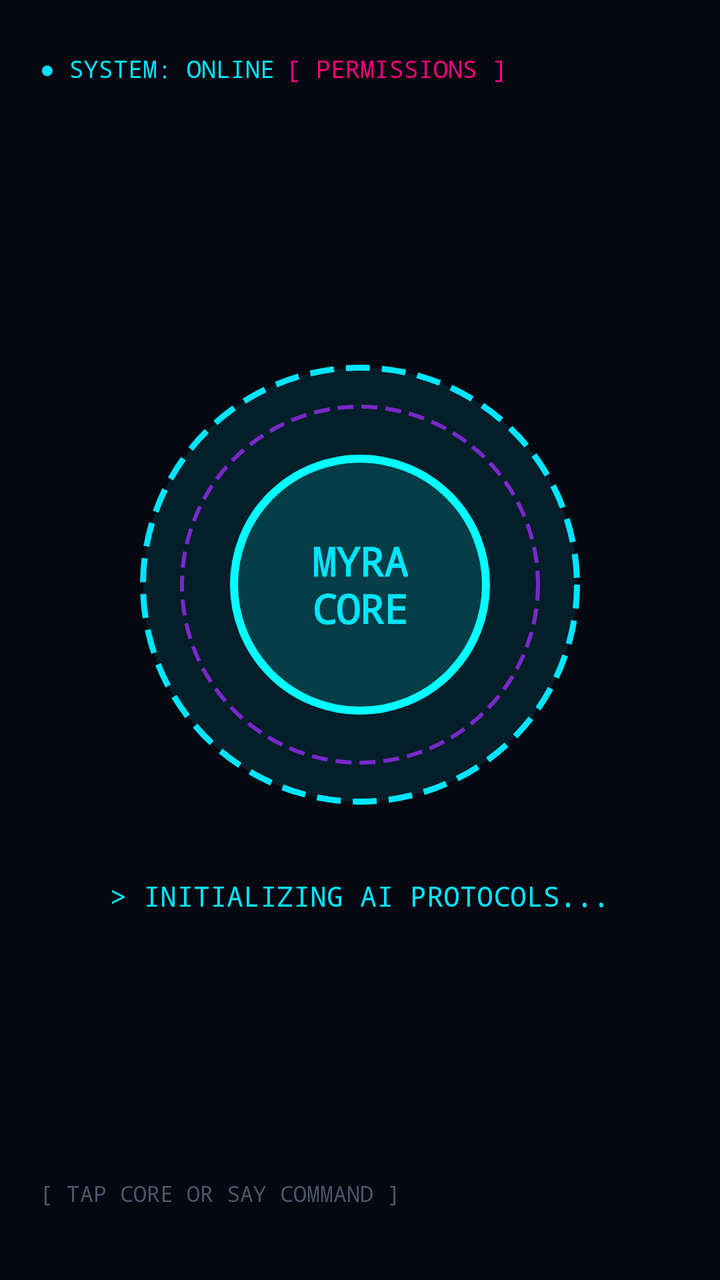
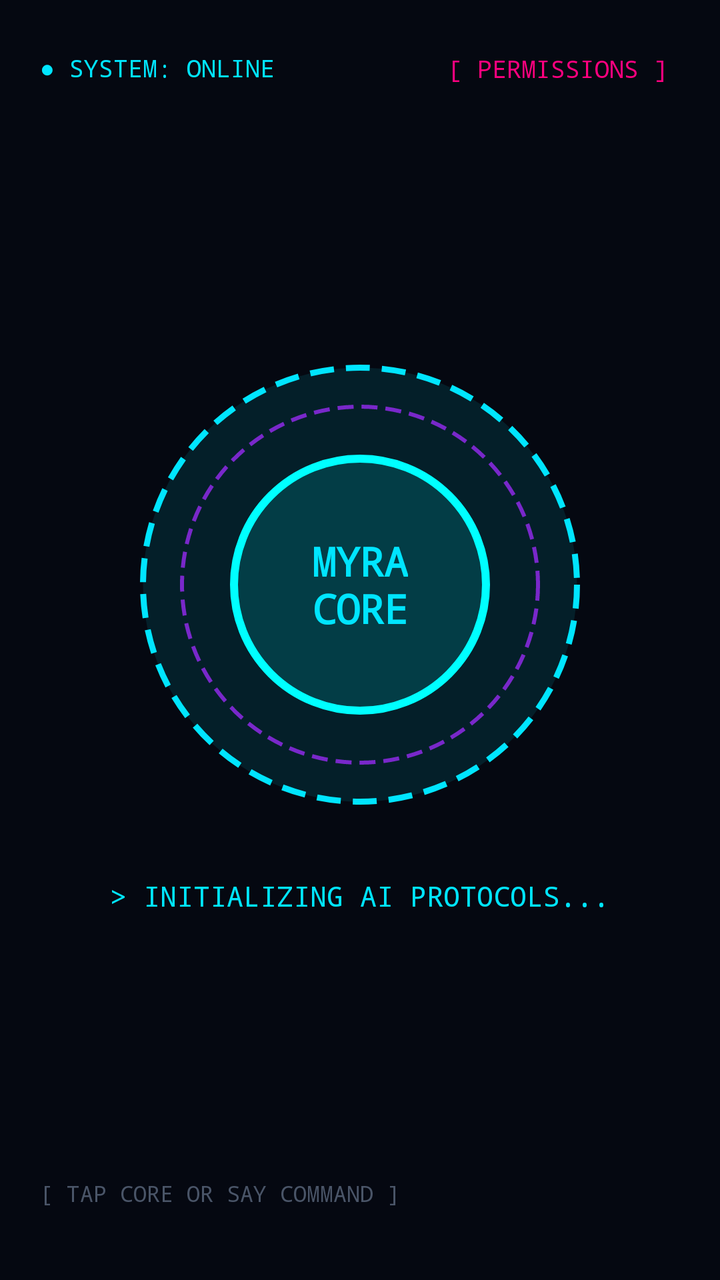

The first picture is an Android layout as it rendered before a commit; the second is the same layout after the commit. The layout source and the unified diff follow.
<!-- AndroidManifest.xml: application theme Theme.MyraAssistant -->
<!-- res/layout/activity_main.xml -->
<?xml version="1.0" encoding="utf-8"?>
<RelativeLayout xmlns:android="http://schemas.android.com/apk/res/android"
    android:layout_width="match_parent"
    android:layout_height="match_parent"
    android:background="#050811"
    android:padding="20dp">

    
    <LinearLayout
        android:id="@+id/headerLayout"
        android:layout_width="match_parent"
        android:layout_height="wrap_content"
        android:layout_alignParentTop="true"
        android:orientation="horizontal"
        android:gravity="center_between">

        <TextView
            android:layout_width="wrap_content"
            android:layout_height="wrap_content"
            android:text="● SYSTEM: ONLINE"
            android:textColor="#00E5FF"
            android:textSize="12sp"
            android:fontFamily="monospace" />

        <TextView
            android:id="@+id/tvSettingsPrompt"
            android:layout_width="wrap_content"
            android:layout_height="wrap_content"
            android:layout_alignParentEnd="true"
            android:text="[ PERMISSIONS ]"
            android:textColor="#FF007F"
            android:textSize="12sp"
            android:fontFamily="monospace"
            android:padding="6dp" />
    </LinearLayout>

    
    <LinearLayout
        android:layout_width="wrap_content"
        android:layout_height="wrap_content"
        android:layout_centerInParent="true"
        android:gravity="center"
        android:orientation="vertical">

        <FrameLayout
            android:id="@+id/reactorContainer"
            android:layout_width="220dp"
            android:layout_height="220dp"
            android:background="@drawable/jarvis_core_bg">

            <TextView
                android:id="@+id/tvCoreText"
                android:layout_width="wrap_content"
                android:layout_height="wrap_content"
                android:layout_gravity="center"
                android:text="MYRA\nCORE"
                android:textAlignment="center"
                android:textColor="#00E5FF"
                android:textSize="20sp"
                android:textStyle="bold"
                android:fontFamily="monospace" />
        </FrameLayout>

        <TextView
            android:id="@+id/tvStatus"
            android:layout_width="wrap_content"
            android:layout_height="wrap_content"
            android:layout_marginTop="36dp"
            android:text="&gt; INITIALIZING AI PROTOCOLS..."
            android:textColor="#00E5FF"
            android:textSize="14sp"
            android:fontFamily="monospace"
            android:textAlignment="center" />
    </LinearLayout>

    
    <TextView
        android:layout_width="match_parent"
        android:layout_height="wrap_content"
        android:layout_alignParentBottom="true"
        android:text="[ TAP CORE OR SAY COMMAND ]"
        android:textColor="#4A5568"
        android:textSize="11sp"
        android:textAlignment="center"
        android:fontFamily="monospace"
        android:layout_marginBottom="16dp" />

</RelativeLayout>
<!-- resources referenced by this layout -->
<resources>
  <!-- drawable jarvis_core_bg (drawable) -->
  <?xml version="1.0" encoding="utf-8"?>
  <layer-list xmlns:android="http://schemas.android.com/apk/res/android">
      <item>
          <shape android:shape="oval">
              <size android:width="220dp" android:height="220dp"/>
              <stroke android:width="3dp" android:color="#00E5FF" android:dashWidth="12dp" android:dashGap="6dp" />
              <solid android:color="#1A00E5FF" />
          </shape>
      </item>
      <item android:top="20dp" android:bottom="20dp" android:left="20dp" android:right="20dp">
          <shape android:shape="oval">
              <stroke android:width="2dp" android:color="#7928CA" android:dashWidth="8dp" android:dashGap="4dp" />
          </shape>
      </item>
      <item android:top="45dp" android:bottom="45dp" android:left="45dp" android:right="45dp">
          <shape android:shape="oval">
              <stroke android:width="4dp" android:color="#00FFFF" />
              <solid android:color="#2200FFFF" />
          </shape>
      </item>
  </layer-list>
  <style name="Theme.MyraAssistant" parent="Theme.MaterialComponents.DayNight.NoActionBar">
          <item name="colorPrimary">#6200EE</item>
          <item name="colorPrimaryVariant">#3700B3</item>
          <item name="colorOnPrimary">#FFFFFF</item>
      </style>
</resources>

<!-- the commit's change to res/layout/activity_main.xml (unified diff, before → after) -->
@@ -6,17 +6,17 @@
     android:padding="20dp">
 
     
-    <LinearLayout
+    <RelativeLayout
         android:id="@+id/headerLayout"
         android:layout_width="match_parent"
         android:layout_height="wrap_content"
-        android:layout_alignParentTop="true"
-        android:orientation="horizontal"
-        android:gravity="center_between">
+        android:layout_alignParentTop="true">
 
         <TextView
             android:layout_width="wrap_content"
             android:layout_height="wrap_content"
+            android:layout_alignParentStart="true"
+            android:layout_centerVertical="true"
             android:text="● SYSTEM: ONLINE"
             android:textColor="#00E5FF"
             android:textSize="12sp"
@@ -27,12 +27,13 @@
             android:layout_width="wrap_content"
             android:layout_height="wrap_content"
             android:layout_alignParentEnd="true"
+            android:layout_centerVertical="true"
             android:text="[ PERMISSIONS ]"
             android:textColor="#FF007F"
             android:textSize="12sp"
             android:fontFamily="monospace"
             android:padding="6dp" />
-    </LinearLayout>
+    </RelativeLayout>
 
     
     <LinearLayout
